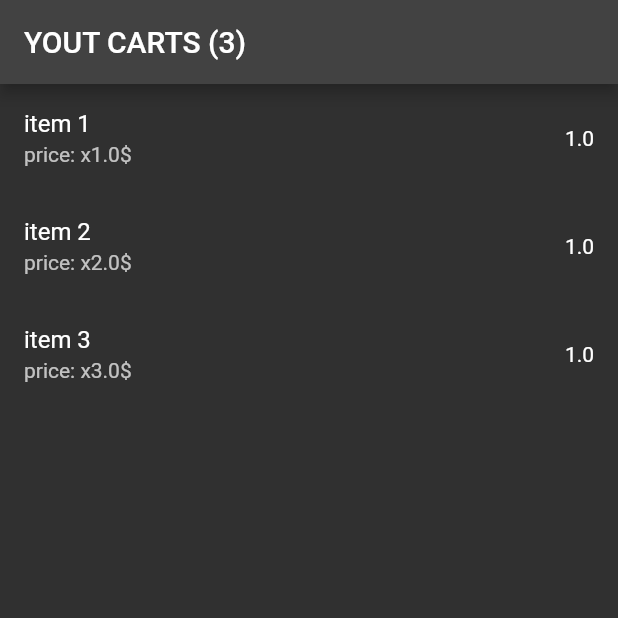
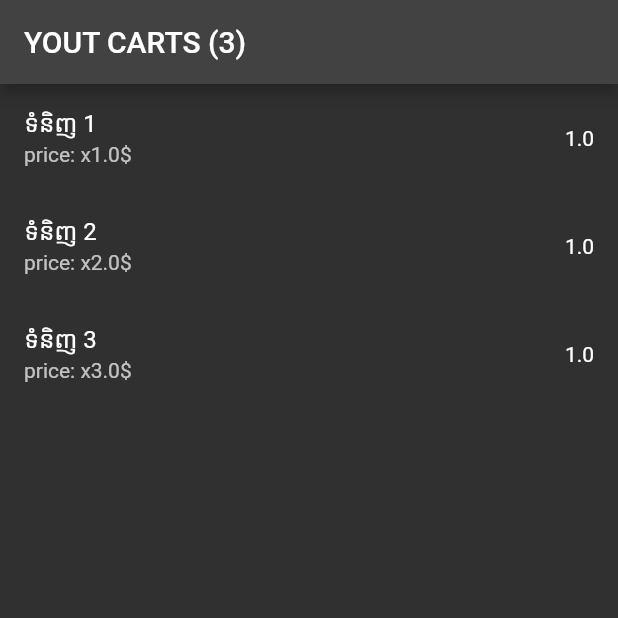
Before and after one commit to kechankrisna/aba_payment, a Flutter app: the screen it shows after launch, on a phone screen of 412 x 824 dp, the top half of it. Run offline on Flutter 3.47's test engine with Material 2 defaults, Android fonts, the phone set to English and light mode, and no system bars; our stand-ins replace dio, flutter_dotenv, flutter_easyloading, fluttertoast; missing offline and left inert: easy_logger, flutter_inappwebview.

Commit message:
example unicode char

```diff
--- a/example/lib/screens/cart_screen.dart
+++ b/example/lib/screens/cart_screen.dart
@@ -31,9 +31,9 @@ class _CartScreenState extends State<CartScreen> {
         _phone = "010464144";
         _email = "support@mylekha.app";
         _items = [
-          ABATransactionItem(name: "item 1", price: 1, quantity: 1),
-          ABATransactionItem(name: "item 2", price: 2, quantity: 1),
-          ABATransactionItem(name: "item 3", price: 3, quantity: 1),
+          ABATransactionItem(name: "ទំនិញ 1", price: 1, quantity: 1),
+          ABATransactionItem(name: "ទំនិញ 2", price: 2, quantity: 1),
+          ABATransactionItem(name: "ទំនិញ 3", price: 3, quantity: 1),
         ];
       });
     }
```
